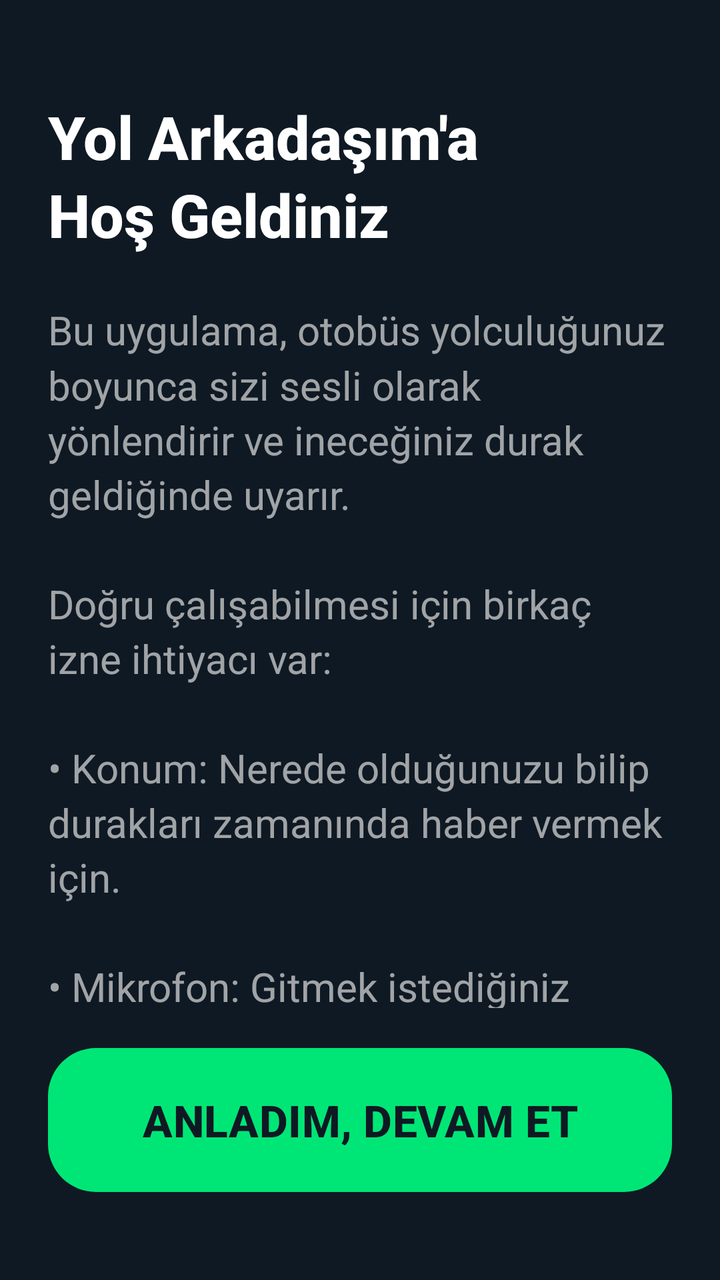
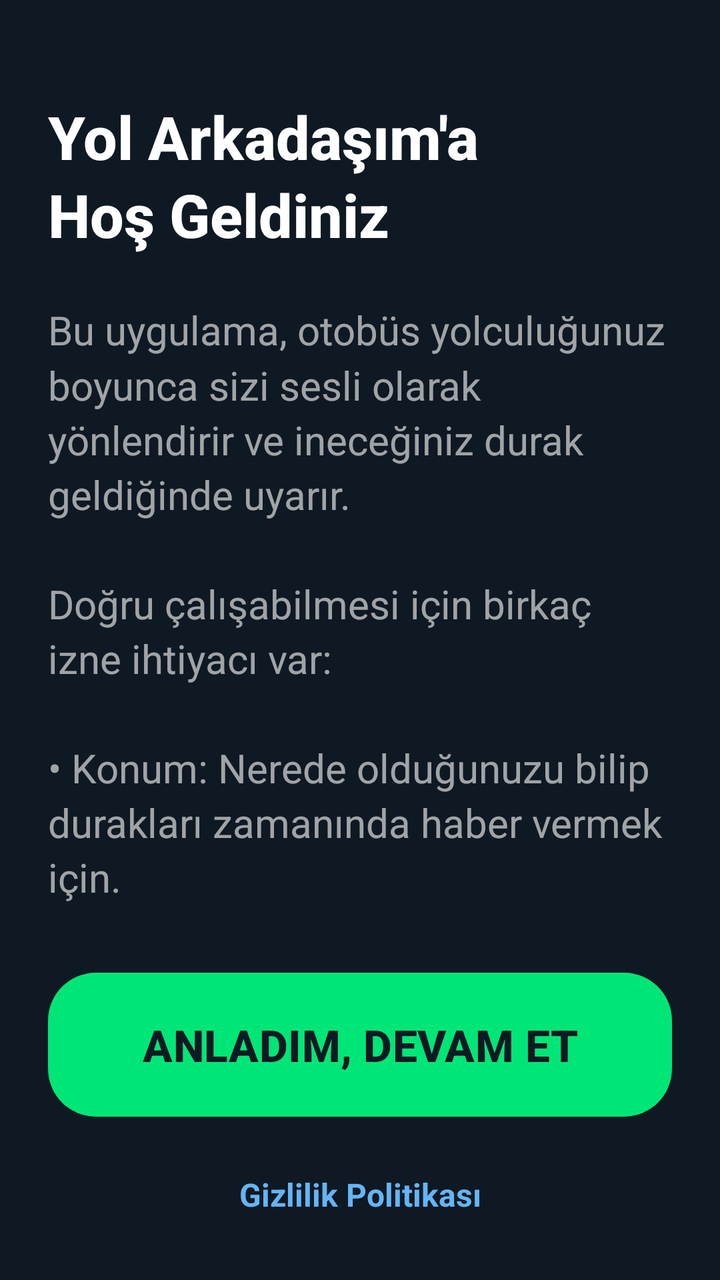

The first picture is an Android layout as it rendered before a commit; the second is the same layout after the commit. The layout source and the unified diff follow.
<!-- AndroidManifest.xml: application theme Theme.YolArkadasim -->
<!-- res/layout/activity_onboarding.xml -->
<?xml version="1.0" encoding="utf-8"?>
<androidx.constraintlayout.widget.ConstraintLayout xmlns:android="http://schemas.android.com/apk/res/android"
    xmlns:app="http://schemas.android.com/apk/res-auto"
    android:layout_width="match_parent"
    android:layout_height="match_parent"
    android:background="@color/surface_dark"
    android:padding="24dp">

    <TextView
        android:id="@+id/textOnboardingTitle"
        android:layout_width="0dp"
        android:layout_height="wrap_content"
        android:layout_marginTop="24dp"
        android:text="@string/onboarding_title"
        android:textColor="@color/text_primary"
        android:textSize="30sp"
        android:textStyle="bold"
        android:fontFamily="sans-serif-medium"
        android:lineSpacingMultiplier="1.1"
        app:layout_constraintTop_toTopOf="parent"
        app:layout_constraintStart_toStartOf="parent"
        app:layout_constraintEnd_toEndOf="parent" />

    <ScrollView
        android:layout_width="0dp"
        android:layout_height="0dp"
        android:layout_marginTop="24dp"
        android:layout_marginBottom="16dp"
        android:scrollbars="none"
        app:layout_constraintTop_toBottomOf="@id/textOnboardingTitle"
        app:layout_constraintBottom_toTopOf="@id/btnOnboardingContinue"
        app:layout_constraintStart_toStartOf="parent"
        app:layout_constraintEnd_toEndOf="parent">

        <TextView
            android:id="@+id/textOnboardingBody"
            android:layout_width="match_parent"
            android:layout_height="wrap_content"
            android:text="@string/onboarding_body"
            android:textColor="@color/text_secondary"
            android:textSize="20sp"
            android:lineSpacingMultiplier="1.15" />
    </ScrollView>

    <com.google.android.material.button.MaterialButton
        android:id="@+id/btnOnboardingContinue"
        android:layout_width="0dp"
        android:layout_height="wrap_content"
        android:layout_marginBottom="16dp"
        android:minHeight="80dp"
        android:text="@string/onboarding_button"
        android:textColor="@color/surface_dark"
        android:textSize="22sp"
        android:textStyle="bold"
        android:contentDescription="@string/cd_onboarding_button"
        app:backgroundTint="@color/accent_green"
        app:cornerRadius="24dp"
        app:layout_constraintBottom_toBottomOf="parent"
        app:layout_constraintStart_toStartOf="parent"
        app:layout_constraintEnd_toEndOf="parent" />

</androidx.constraintlayout.widget.ConstraintLayout>
<!-- resources referenced by this layout -->
<resources>
  <color name="accent_green">#FF00E676</color>
  <color name="surface_dark">#FF0F1923</color>
  <color name="text_primary">#FFFFFFFF</color>
  <color name="text_secondary">#B3E0E0E0</color>
  <string name="cd_onboarding_button">İzinleri ver ve uygulamaya başla</string>
  <string name="onboarding_body">Bu uygulama, otobüs yolculuğunuz boyunca sizi sesli olarak yönlendirir ve ineceğiniz durak geldiğinde uyarır.\n\nDoğru çalışabilmesi için birkaç izne ihtiyacı var:\n\n• Konum: Nerede olduğunuzu bilip durakları zamanında haber vermek için.\n\n• Mikrofon: Gitmek istediğiniz durağı sesle söyleyebilmeniz için.\n\n• Bildirim: Telefon cebinizdeyken bile uyarıları gösterebilmek için.\n\nHiçbir bilginiz paylaşılmaz; her şey telefonunuzda kalır.</string>
  <string name="onboarding_button">ANLADIM, DEVAM ET</string>
  <string name="onboarding_title">Yol Arkadaşım\'a\nHoş Geldiniz</string>
  <style name="Theme.YolArkadasim" parent="Theme.Material3.DayNight.NoActionBar">
          
          <item name="colorPrimary">@color/primary</item>
          <item name="colorPrimaryVariant">@color/primary_dark</item>
          <item name="colorOnPrimary">@color/text_primary</item>
          
          <item name="colorSecondary">@color/accent_green</item>
          <item name="colorSecondaryVariant">@color/accent_green_dark</item>
          <item name="colorOnSecondary">@color/black</item>
          
          <item name="android:colorBackground">@color/surface_dark</item>
          <item name="colorSurface">@color/surface_card</item>
          <item name="colorOnSurface">@color/text_primary</item>
          
          <item name="android:statusBarColor">@color/status_bar</item>
          <item name="android:navigationBarColor">@color/surface_dark</item>
          
          <item name="android:textColorPrimary">@color/text_primary</item>
          <item name="android:textColorSecondary">@color/text_secondary</item>
          
          <item name="shapeAppearanceMediumComponent">@style/Shape.YolArkadasim.Medium</item>
          <item name="shapeAppearanceLargeComponent">@style/Shape.YolArkadasim.Large</item>
      </style>
  <color name="primary">#FF1E3048</color>
  <color name="primary_dark">#FF152231</color>
  <color name="accent_green_dark">#FF00C853</color>
  <color name="black">#FF000000</color>
  <color name="surface_card">#FF1A2634</color>
  <color name="status_bar">#FF0A1420</color>
  <style name="Shape.YolArkadasim.Medium" parent="ShapeAppearance.Material3.MediumComponent">
          <item name="cornerSize">16dp</item>
      </style>
  <style name="Shape.YolArkadasim.Large" parent="ShapeAppearance.Material3.LargeComponent">
          <item name="cornerSize">24dp</item>
      </style>
</resources>

<!-- the commit's change to res/layout/activity_onboarding.xml (unified diff, before → after) -->
@@ -55,6 +55,20 @@
         android:contentDescription="@string/cd_onboarding_button"
         app:backgroundTint="@color/accent_green"
         app:cornerRadius="24dp"
+        app:layout_constraintBottom_toTopOf="@id/textOnboardingPrivacy"
+        app:layout_constraintStart_toStartOf="parent"
+        app:layout_constraintEnd_toEndOf="parent" />
+
+    <TextView
+        android:id="@+id/textOnboardingPrivacy"
+        android:layout_width="wrap_content"
+        android:layout_height="wrap_content"
+        android:layout_marginTop="12dp"
+        android:padding="8dp"
+        android:text="@string/privacy_link"
+        android:textColor="@color/accent_blue"
+        android:textSize="16sp"
+        android:textStyle="bold"
         app:layout_constraintBottom_toBottomOf="parent"
         app:layout_constraintStart_toStartOf="parent"
         app:layout_constraintEnd_toEndOf="parent" />
<!-- resource entries referenced after the edit -->
@@ -1,5 +1,6 @@
 <!-- resources referenced by this layout -->
 <resources>
+  <color name="accent_blue">#FF64B5F6</color>
   <color name="accent_green">#FF00E676</color>
   <color name="surface_dark">#FF0F1923</color>
   <color name="text_primary">#FFFFFFFF</color>
@@ -8,6 +9,7 @@
   <string name="onboarding_body">Bu uygulama, otobüs yolculuğunuz boyunca sizi sesli olarak yönlendirir ve ineceğiniz durak geldiğinde uyarır.\n\nDoğru çalışabilmesi için birkaç izne ihtiyacı var:\n\n• Konum: Nerede olduğunuzu bilip durakları zamanında haber vermek için.\n\n• Mikrofon: Gitmek istediğiniz durağı sesle söyleyebilmeniz için.\n\n• Bildirim: Telefon cebinizdeyken bile uyarıları gösterebilmek için.\n\nHiçbir bilginiz paylaşılmaz; her şey telefonunuzda kalır.</string>
   <string name="onboarding_button">ANLADIM, DEVAM ET</string>
   <string name="onboarding_title">Yol Arkadaşım\'a\nHoş Geldiniz</string>
+  <string name="privacy_link">Gizlilik Politikası</string>
   <style name="Theme.YolArkadasim" parent="Theme.Material3.DayNight.NoActionBar">
           
           <item name="colorPrimary">@color/primary</item>
